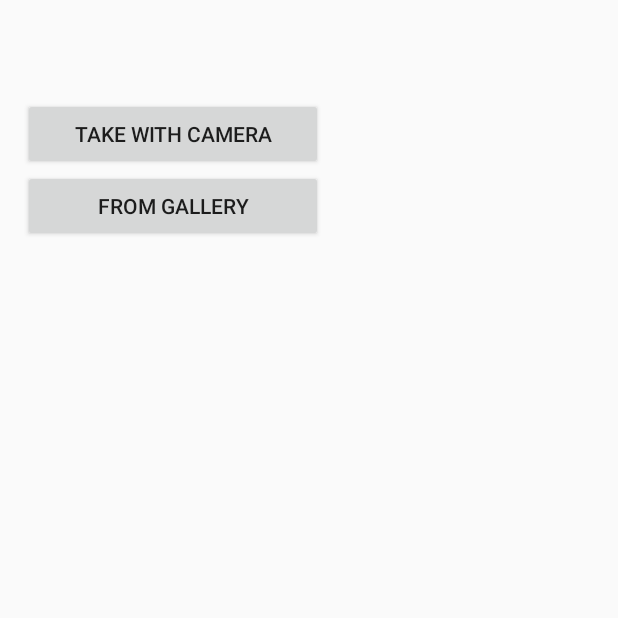
After one commit to Telerik-Android/WhatRecipes, an Android app: the fragment AddUserProfileImageFragment shown on its own in the app's theme, on a phone screen of 412 x 824 dp, the top half of it. The commit adds this screen. Run offline under Robolectric (Android 15) with nearby library versions, the phone set to English and light mode, and no system bars; our stand-ins replace ButterKnife, Dagger/Hilt's generated code, Firebase (no records; nobody signed in at launch, a user with empty details on screens opened directly).

Commit message:
user profile image logic implemented

```diff
--- a/WhatRecipes/app/build.gradle
+++ b/WhatRecipes/app/build.gradle
@@ -70,10 +70,10 @@ dependencies {
     compile 'com.android.support:support-v4:25.1.1'
     compile 'com.android.support:design:25.1.1'
     compile 'com.google.dagger:dagger:2.2'
-    compile 'com.github.bumptech.glide:glide:3.7.0'
     compile 'com.jakewharton:butterknife:8.0.1'
     compile 'com.commonsware.cwac:cam2:0.7.4'
     testCompile 'junit:junit:4.12'
+    compile 'com.squareup.picasso:picasso:2.5.2'
     annotationProcessor 'javax.annotation:jsr250-api:1.0'
     apt 'com.google.dagger:dagger-compiler:2.2'
     apt 'com.jakewharton:butterknife-compiler:8.0.1'
--- a/WhatRecipes/app/src/main/java/com/whatrecipes/whatrecipes/AppComponent.java
+++ b/WhatRecipes/app/src/main/java/com/whatrecipes/whatrecipes/AppComponent.java
@@ -1,11 +1,13 @@
 package com.whatrecipes.whatrecipes;
 
 import com.whatrecipes.whatrecipes.data.firebase.FirebaseAuthenticationInteractor;
+import com.whatrecipes.whatrecipes.presenters.AddUserProfileImagePresenter;
 import com.whatrecipes.whatrecipes.presenters.PresenterModule;
 import com.whatrecipes.whatrecipes.view.ActivityLogIn;
 import com.whatrecipes.whatrecipes.view.ActivityRegister;
 import com.whatrecipes.whatrecipes.view.MainActivity;
 import com.whatrecipes.whatrecipes.view.fragments.AddNewRecipeFragment;
+import com.whatrecipes.whatrecipes.view.fragments.AddUserProfileImageFragment;
 import com.whatrecipes.whatrecipes.view.fragments.DrawerFragment;
 import com.whatrecipes.whatrecipes.view.fragments.LogInFragment;
 import com.whatrecipes.whatrecipes.view.fragments.RecipesStackFragment;
@@ -38,4 +40,6 @@ public interface AppComponent {
     void inject(ActivityLogIn activity);
 
     void inject(LogInFragment fragment);
+
+    void inject(AddUserProfileImageFragment fragment);
 }
--- a/WhatRecipes/app/src/main/java/com/whatrecipes/whatrecipes/IPresenter.java
+++ b/WhatRecipes/app/src/main/java/com/whatrecipes/whatrecipes/IPresenter.java
@@ -1,4 +1,6 @@
 package com.whatrecipes.whatrecipes;
+
+import android.app.Activity;
 
 import com.whatrecipes.whatrecipes.data.Recipe;
 import com.whatrecipes.whatrecipes.presenters.Presenter;
@@ -8,11 +10,12 @@ import java.util.Map;
 
 public interface IPresenter {
 
-    interface RecipeStackPresenter  extends Presenter<IView.RecipeStackView> {
+    interface RecipeStackPresenter extends Presenter<IView.RecipeStackView> {
         void loadRecipesStack();
     }
 
-    interface AddRecipePresenter  extends Presenter<IView.AddNewRecipeView>{
+    interface AddRecipePresenter extends Presenter<IView.AddNewRecipeView> {
+        String getLoggedUserEmail();
 
         void saveRecipeToFirebaseDb(
                 String recipeTitle,
@@ -27,12 +30,16 @@ public interface IPresenter {
         );
     }
 
-    interface RegisterUserPresenter extends Presenter<IView.RegisterUserView>{
+    interface RegisterUserPresenter extends Presenter<IView.RegisterUserView> {
         void registerUser(String email, String password);
-        void uploadImageToStorage(byte[] imageByteArray);
+
     }
 
-    interface LogInPresenter extends Presenter<IView.LogInUserView>{
+    interface LogInPresenter extends Presenter<IView.LogInUserView> {
         void logInUser(String email, String password);
     }
+
+    interface AddUserProfileImagePresenter extends Presenter<IView.AddUserProfileImage> {
+        void uploadImageToStorage(Activity activity, byte[] imageByteArray);
+    }
 }
--- a/WhatRecipes/app/src/main/java/com/whatrecipes/whatrecipes/IView.java
+++ b/WhatRecipes/app/src/main/java/com/whatrecipes/whatrecipes/IView.java
@@ -52,14 +52,6 @@ public interface IView {
         void showAllFieldsMustBeFilledMessage();
 
         void finishActivity();
-
-        void startTakeAPhotoActivity();
-
-        void loadImageFromResources();
-
-        void showOnSuccessfulUploadToast();
-
-        void showFailedUploadToast();
     }
 
     interface LogInUserView {
@@ -81,4 +73,21 @@ public interface IView {
 
         void finishActivity();
     }
+
+    interface AddUserProfileImage{
+        void finishActivity();
+
+        void startTakeAPhotoActivity();
+
+        void loadImageFromResources();
+
+        void showOnSuccessfulUploadToast();
+
+        void showFailedUploadToast();
+
+        void showProgressBar();
+
+        void hideProgressBar();
+
+    }
 }
--- a/WhatRecipes/app/src/main/java/com/whatrecipes/whatrecipes/data/firebase/FirebaseAuthenticationInteractor.java
+++ b/WhatRecipes/app/src/main/java/com/whatrecipes/whatrecipes/data/firebase/FirebaseAuthenticationInteractor.java
@@ -112,6 +112,6 @@ public class FirebaseAuthenticationInteractor implements IFirebaseAuthentication
         if (user != null && user.getPhotoUrl() != null) {
             return user.getPhotoUrl().toString();
         }
-        return null;
+        return "";
     }
 }
--- a/WhatRecipes/app/src/main/java/com/whatrecipes/whatrecipes/data/firebase/IFirebaseStorageInteractor.java
+++ b/WhatRecipes/app/src/main/java/com/whatrecipes/whatrecipes/data/firebase/IFirebaseStorageInteractor.java
@@ -1,9 +1,11 @@
 package com.whatrecipes.whatrecipes.data.firebase;
+
+import android.app.Activity;
 
 /**
  * Created by fatal on 2/20/2017.
  */
 
 public interface IFirebaseStorageInteractor {
-    void uploadImageToStorage(byte[] imageBytes, RequestListener<String> listener);
+    void uploadImageToStorage(Activity activity, byte[] imageBytes, RequestListener<String> listener);
 }
--- /dev/null
+++ b/WhatRecipes/app/src/main/java/com/whatrecipes/whatrecipes/presenters/AddUserProfileImagePresenter.java
@@ -0,0 +1,68 @@
+package com.whatrecipes.whatrecipes.presenters;
+
+import android.app.Activity;
+
+import com.whatrecipes.whatrecipes.IPresenter;
+import com.whatrecipes.whatrecipes.IView;
+import com.whatrecipes.whatrecipes.data.firebase.FirebaseAuthenticationInteractor;
+import com.whatrecipes.whatrecipes.data.firebase.FirebaseStorageInteractor;
+import com.whatrecipes.whatrecipes.data.firebase.RequestListener;
+
+import javax.inject.Inject;
+
+/**
+ * Created by fatal on 23.2.2017 г..
+ */
+
+public class AddUserProfileImagePresenter implements IPresenter.AddUserProfileImagePresenter{
+
+    private final FirebaseStorageInteractor firebaseStore;
+    private final FirebaseAuthenticationInteractor firebaseAuth;
+    private IView.AddUserProfileImage mView;
+
+    public String tempUserImageUrl;
+
+    @Inject
+    public AddUserProfileImagePresenter(FirebaseAuthenticationInteractor firebaseAuth, FirebaseStorageInteractor firebaseStore){
+        this.firebaseAuth = firebaseAuth;
+        this.firebaseStore = firebaseStore;
+    }
+
+
+    @Override
+    public void setView(IView.AddUserProfileImage view) {
+        this.mView = view;
+    }
+
+
+    @Override
+    public void uploadImageToStorage(Activity activity, byte[] imageByteArray) {
+        if (imageByteArray != null) {
+            mView.showProgressBar();
+            firebaseStore.uploadImageToStorage(activity,imageByteArray, bindImageUploadResponseListener());
+        }
+    }
+
+    protected RequestListener<String> bindImageUploadResponseListener() {
+        return new RequestListener<String>() {
+
+            @Override
+            public void onSuccessfulRequest(String callback) {
+                tempUserImageUrl=callback;
+                saveImageToCurrentUser();
+                mView.hideProgressBar();
+                mView.showOnSuccessfulUploadToast();
+            }
+
+            @Override
+            public void onFailedRequest() {
+                mView.showProgressBar();
+                mView.showFailedUploadToast();
+            }
+        };
+    }
+
+    public void saveImageToCurrentUser() {
+        firebaseAuth.changeUserImageUrl(tempUserImageUrl);
+    }
+}
--- a/WhatRecipes/app/src/main/java/com/whatrecipes/whatrecipes/view/fragments/AddNewRecipeFragment.java
+++ b/WhatRecipes/app/src/main/java/com/whatrecipes/whatrecipes/view/fragments/AddNewRecipeFragment.java
@@ -138,8 +138,12 @@ public class AddNewRecipeFragment extends Fragment implements IView.AddNewRecipe
         }
 
         encodedBitmap = RecipeViewUtils.setEncodedImage(this.RecipeThumbnail);
+        String author = "anonymous";
 
-        String author = "Not implemented";
+        if (presenter.getLoggedUserEmail() != null) {
+            author = presenter.getLoggedUserEmail();
+        }
+
 
         presenter.saveRecipeToFirebaseDb(recipeTitle, recipeSummary, ingredients, cookingTime, encodedBitmap, howToPrepare, servings, Arrays.asList(tags), author);
 
--- /dev/null
+++ b/WhatRecipes/app/src/main/java/com/whatrecipes/whatrecipes/view/fragments/AddUserProfileImageFragment.java
@@ -0,0 +1,155 @@
+package com.whatrecipes.whatrecipes.view.fragments;
+
+import android.content.Intent;
+import android.graphics.Bitmap;
+import android.graphics.BitmapFactory;
+import android.net.Uri;
+import android.os.Bundle;
+import android.provider.MediaStore;
+import android.support.annotation.Nullable;
+import android.support.v4.app.Fragment;
+import android.view.LayoutInflater;
+import android.view.View;
+import android.view.ViewGroup;
+import android.widget.Button;
+import android.widget.ImageView;
+import android.widget.ProgressBar;
+
+import com.whatrecipes.whatrecipes.App;
+import com.whatrecipes.whatrecipes.IView;
+import com.whatrecipes.whatrecipes.R;
+import com.whatrecipes.whatrecipes.presenters.AddUserProfileImagePresenter;
+import com.whatrecipes.whatrecipes.utils.CameraUtils;
+import com.whatrecipes.whatrecipes.utils.ImageHelper;
+
+import java.io.IOException;
+
+import javax.inject.Inject;
+
+import butterknife.BindView;
+import butterknife.ButterKnife;
+import butterknife.OnClick;
+
+/**
+ * Created by fatal on 23.2.2017 г..
+ */
+
+public class AddUserProfileImageFragment extends Fragment implements IView.AddUserProfileImage{
+    private final static int REQUEST_MEDIA_USER = 101;
+
+    private static final int REQUEST_PORTRAIT_USER = 1336;
+
+    @BindView(R.id.imageViewProfile)
+    ImageView imageView;
+
+    @BindView(R.id.camera_button)
+    Button btnCamera;
+
+    @BindView(R.id.gallery_button)
+    Button btnGallery;
+
+    @BindView(R.id.progress_bar)
+    ProgressBar mProgressBar;
+
+    @Inject
+    AddUserProfileImagePresenter presenter;
+
+
+
+    @Nullable
+    @Override
+    public View onCreateView(LayoutInflater inflater, @Nullable ViewGroup container, @Nullable Bundle savedInstanceState) {
+        View view = inflater.inflate(R.layout.fragment_add_user_profile_image,container,false);
+
+        App.get().component().inject(this);
+        presenter.setView(this);
+
+        ButterKnife.bind(this, view);
+
+
+        return view;
+    }
+
+    @Override
+    public void finishActivity() {
+
+    }
+
+    @OnClick(R.id.camera_button)
+    @Override
+    public void startTakeAPhotoActivity() {
+        btnGallery.setEnabled(false);
+        CameraUtils.takeUserProfileCameraPhoto(this);
+    }
+
+    @OnClick(R.id.gallery_button)
+    public void startTakeFromGalleryPhotoActivity(){
+        btnCamera.setEnabled(false);
+        Intent pickPhoto = new Intent(Intent.ACTION_PICK,
+                android.provider.MediaStore.Images.Media.EXTERNAL_CONTENT_URI);
+        startActivityForResult(pickPhoto , REQUEST_MEDIA_USER);
+    }
+
+    @Override
+    public void loadImageFromResources() {
+
+    }
+
+    @Override
+    public void showOnSuccessfulUploadToast() {
+
+    }
+
+    @Override
+    public void showFailedUploadToast() {
+
+    }
+
+    @Override
+    public void showProgressBar() {
+        mProgressBar.setVisibility(View.VISIBLE);
+    }
+
+    @Override
+    public void hideProgressBar() {
+        mProgressBar.setVisibility(View.INVISIBLE);
+    }
+
+    @Override
+    public void onActivityResult(int requestCode, int resultCode, Intent data) {
+        super.onActivityResult(requestCode, resultCode, data);
+        if(resultCode!=0){
+            switch(requestCode){
+                case REQUEST_PORTRAIT_USER:
+
+                    Uri rootPath = data.getData();
+                    Bitmap bitmap = BitmapFactory.decodeFile(rootPath.getPath());
+
+                    //Preview photo
+                    imageView.setImageBitmap(bitmap);
+                    presenter.uploadImageToStorage(getActivity(), ImageHelper.getImageByteArray(bitmap));
+                    break;
+
+                case REQUEST_MEDIA_USER:
+                    Uri rootPath2 = data.getData();
+                    Bitmap bitmap2 = null;
+                    try {
+                        bitmap2 = MediaStore.Images.Media.getBitmap(getActivity().getContentResolver(),rootPath2);
+                    } catch (IOException e) {
+                        e.printStackTrace();
+                    }
+
+                    imageView.setImageBitmap(bitmap2);
+                    presenter.uploadImageToStorage(getActivity(), ImageHelper.getImageByteArray(bitmap2));
+                    break;
+            }
+        }
+
+    }
+
+    public void pickImageFromGallery(){
+        Intent pickPhoto = new Intent(Intent.ACTION_PICK,
+                android.provider.MediaStore.Images.Media.EXTERNAL_CONTENT_URI);
+        startActivityForResult(pickPhoto , 1);
+    }
+}
--- /dev/null
+++ b/WhatRecipes/app/src/main/res/layout/fragment_add_user_profile_image.xml
@@ -0,0 +1,45 @@
+<?xml version="1.0" encoding="utf-8"?>
+<FrameLayout xmlns:android="http://schemas.android.com/apk/res/android"
+    xmlns:tools="http://schemas.android.com/tools"
+    android:layout_width="match_parent"
+    android:layout_height="match_parent"
+    android:orientation="vertical">
+
+    <LinearLayout
+        android:layout_width="match_parent"
+        android:layout_height="wrap_content"
+        android:layout_margin="15dp"
+        android:orientation="vertical">
+
+        <ImageView
+            android:id="@+id/imageViewProfile"
+            android:layout_width="50dp"
+            android:layout_height="50dp" />
+
+        <Button
+            android:id="@+id/camera_button"
+            android:layout_width="200dp"
+            android:layout_height="wrap_content"
+            android:text="Take with camera" />
+
+        <Button
+            android:id="@+id/gallery_button"
+            android:layout_width="200dp"
+            android:layout_height="wrap_content"
+            android:text="From gallery" />
+
+    </LinearLayout>
+
+    <!--Include/Extract to prevent repetition-->
+    <ProgressBar
+        android:id="@+id/progress_bar"
+        style="?android:attr/progressBarStyleLarge"
+        android:layout_width="wrap_content"
+        android:layout_height="wrap_content"
+        android:layout_gravity="center"
+        android:layout_margin="16dp"
+        android:indeterminateTintMode="src_in"
+        android:visibility="invisible"
+        tools:ignore="UnusedAttribute" />
+
+</FrameLayout>
--- a/WhatRecipes/app/src/main/res/layout/fragment_register_username.xml
+++ b/WhatRecipes/app/src/main/res/layout/fragment_register_username.xml
@@ -9,7 +9,6 @@
     tools:context="com.whatrecipes.whatrecipes.view.fragments.RegisterUserFragment">
 
     <LinearLayout
-        android:layout_centerVertical="true"
         android:layout_width="match_parent"
         android:layout_height="wrap_content"
         android:orientation="vertical">
@@ -52,6 +51,8 @@
 
         </LinearLayout>
 
+
+
         <ProgressBar
             android:id="@+id/progress_bar"
             style="?android:attr/progressBarStyleLarge"
```
Also changed, not shown: WhatRecipes/app/src/main/java/com/whatrecipes/whatrecipes/data/firebase/FirebaseStorageInteractor.java (+19 -4 lines), WhatRecipes/app/src/main/java/com/whatrecipes/whatrecipes/presenters/AddNewRecipePresenter.java (+8 -1 lines), WhatRecipes/app/src/main/java/com/whatrecipes/whatrecipes/presenters/PresenterModule.java (+0 -9 lines), WhatRecipes/app/src/main/java/com/whatrecipes/whatrecipes/presenters/RegisterUserPresenter.java (+2 -25 lines), WhatRecipes/app/src/main/java/com/whatrecipes/whatrecipes/utils/ActivityUtils.java (+10 -0 lines), WhatRecipes/app/src/main/java/com/whatrecipes/whatrecipes/utils/CameraUtils.java (+6 -2 lines), WhatRecipes/app/src/main/java/com/whatrecipes/whatrecipes/view/MainActivity.java (+4 -4 lines), WhatRecipes/app/src/main/java/com/whatrecipes/whatrecipes/view/fragments/DrawerFragment.java (+66 -17 lines), WhatRecipes/app/src/main/java/com/whatrecipes/whatrecipes/view/fragments/RegisterUserFragment.java (+6 -19 lines), 1 other file.
